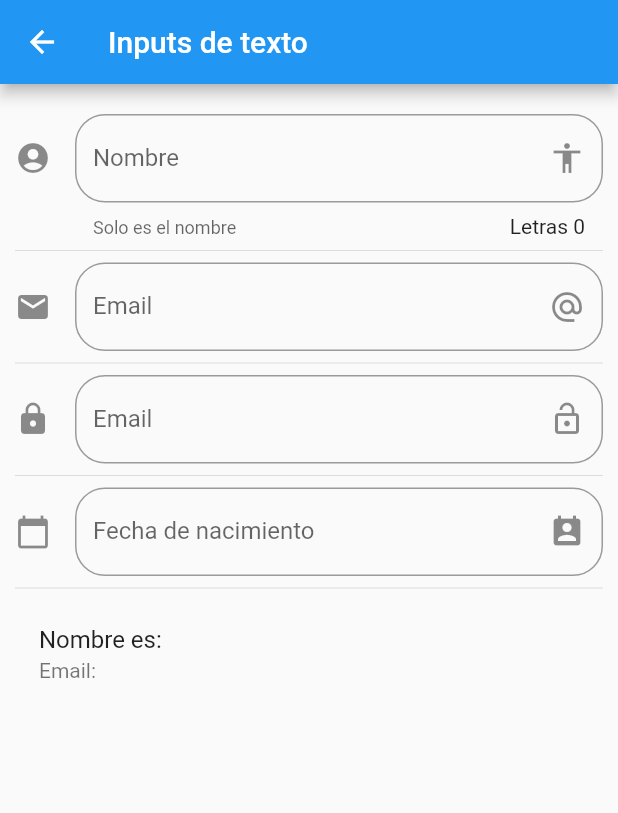
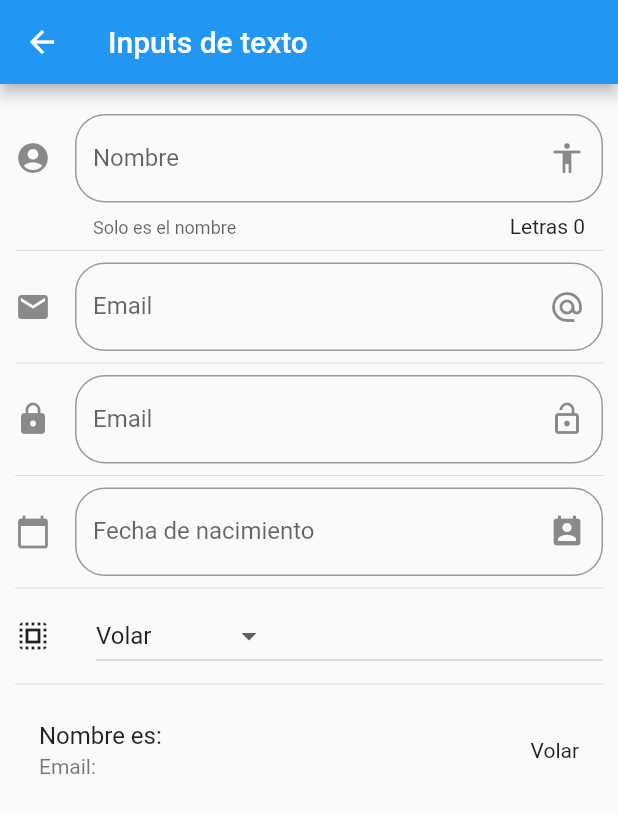
Before and after one commit to LobotheStark/CursoFlutter, a Flutter app: the screen it shows after launch, after a tap on "Inputs", on a phone screen of 412 x 824 dp. Shown: the top 813 px of the screen. Run offline on Flutter 3.47's test engine with Material 2 defaults, Android fonts, the phone set to English and light mode, and no system bars; network calls fail.

Commit message:
Dropdown menu

```diff
--- a/lib/main.dart
+++ b/lib/main.dart
@@ -23,7 +23,7 @@ class MyApp extends StatelessWidget {
         const Locale('en', 'US'), // English
         const Locale('es', 'ES'), // Spanish
         const Locale.fromSubtags(
-            languageCode: 'zh'), // Chinese *See Advanced Locales below*
+            languageCode: 'es'), // Chinese *See Advanced Locales below*
         // ... other locales the app supports
       ],
       // home: HomePage(),
--- a/lib/src/pages/input_page.dart
+++ b/lib/src/pages/input_page.dart
@@ -9,6 +9,8 @@ class _InputPageState extends State<InputPage> {
   String _nombre = '';
   String _email = '';
   String _fecha = '';
+  List<String> _poderes = ['Volar', 'Rayos X', 'Super Vision', 'Super fuerza'];
+  String _opcionSeleccionada = 'Volar';
 
   TextEditingController _inputFieldDateControler = new TextEditingController();
 
@@ -27,8 +29,9 @@ class _InputPageState extends State<InputPage> {
             Divider(),
             _crearFecha(context),
             Divider(),
+            _crearDropdown(),
+            Divider(),
             _crearPersona(),
-
           ]),
     );
   }
@@ -45,7 +48,7 @@ class _InputPageState extends State<InputPage> {
           helperText: 'Solo es el nombre',
           suffixIcon: Icon(Icons.accessibility),
           icon: Icon(Icons.account_circle)),
-      onChanged: (valor) => setState((){
+      onChanged: (valor) => setState(() {
         _nombre = valor;
       }),
     );
@@ -55,6 +58,7 @@ class _InputPageState extends State<InputPage> {
     return ListTile(
       title: Text('Nombre es: $_nombre'),
       subtitle: Text('Email: $_email'),
+      trailing: Text(_opcionSeleccionada),
     );
   }
 
@@ -62,31 +66,30 @@ class _InputPageState extends State<InputPage> {
     return TextField(
         keyboardType: TextInputType.emailAddress,
         decoration: InputDecoration(
-          border: OutlineInputBorder(borderRadius: BorderRadius.circular(20.0)),
+            border:
+                OutlineInputBorder(borderRadius: BorderRadius.circular(20.0)),
             hintText: 'Email',
             labelText: 'Email',
             suffixIcon: Icon(Icons.alternate_email),
             icon: Icon(Icons.email)),
-      onChanged: (valor) => setState((){
+        onChanged: (valor) => setState(() {
               _email = valor;
-      })
-    );
+            }));
   }
 
-  Widget _crearPassword(){
+  Widget _crearPassword() {
     return TextField(
         obscureText: true,
         decoration: InputDecoration(
-          border: OutlineInputBorder(borderRadius: BorderRadius.circular(20.0)),
+            border:
+                OutlineInputBorder(borderRadius: BorderRadius.circular(20.0)),
             hintText: 'Email',
             labelText: 'Email',
             suffixIcon: Icon(Icons.lock_open),
             icon: Icon(Icons.lock)),
-      onChanged: (valor) => setState((){
+        onChanged: (valor) => setState(() {}));
+  }
 
-      })
-    );
-  }
   Widget _crearFecha(BuildContext context) {
     return TextField(
       enableInteractiveSelection: false,
@@ -105,14 +108,12 @@ class _InputPageState extends State<InputPage> {
   }
 
   _selectDate(BuildContext context) async {
-
     DateTime picked = await showDatePicker(
         context: context,
         initialDate: new DateTime.now(),
         firstDate: new DateTime(2018),
         lastDate: new DateTime(2025),
-      locale: Locale('es', 'ES')
-      );
+        locale: Locale('es', 'ES'));
 
     if (picked != null) {
       setState(() {
@@ -121,4 +122,35 @@ class _InputPageState extends State<InputPage> {
       });
     }
   }
+
+  List<DropdownMenuItem<String>> getOpcionesDropdown() {
+    List<DropdownMenuItem<String>> lista = new List();
+
+    _poderes.forEach((poder) {
+      lista.add(DropdownMenuItem(
+        child: Text(poder),
+        value: poder,
+      ));
+    });
+    return lista;
   }
+
+  Widget _crearDropdown() {
+    return Row(
+      children: <Widget>[
+        Icon(Icons.select_all),
+        SizedBox(width: 30.0),
+        Expanded(
+          child: DropdownButton(
+              value: _opcionSeleccionada,
+              items: getOpcionesDropdown(),
+              onChanged: (opt) {
+                setState(() {
+                  _opcionSeleccionada = opt;
+                });
+              }),
+        )
+      ],
+    );
+  }
+}
```
Lines whose indentation alone changed are shown as unchanged.
